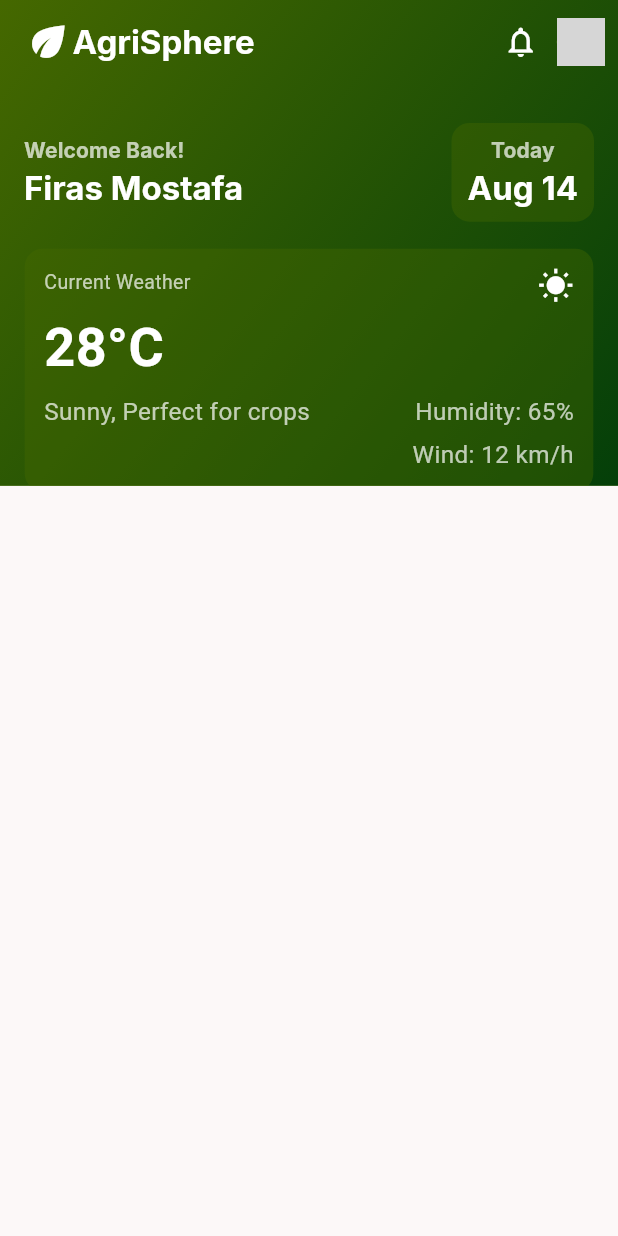
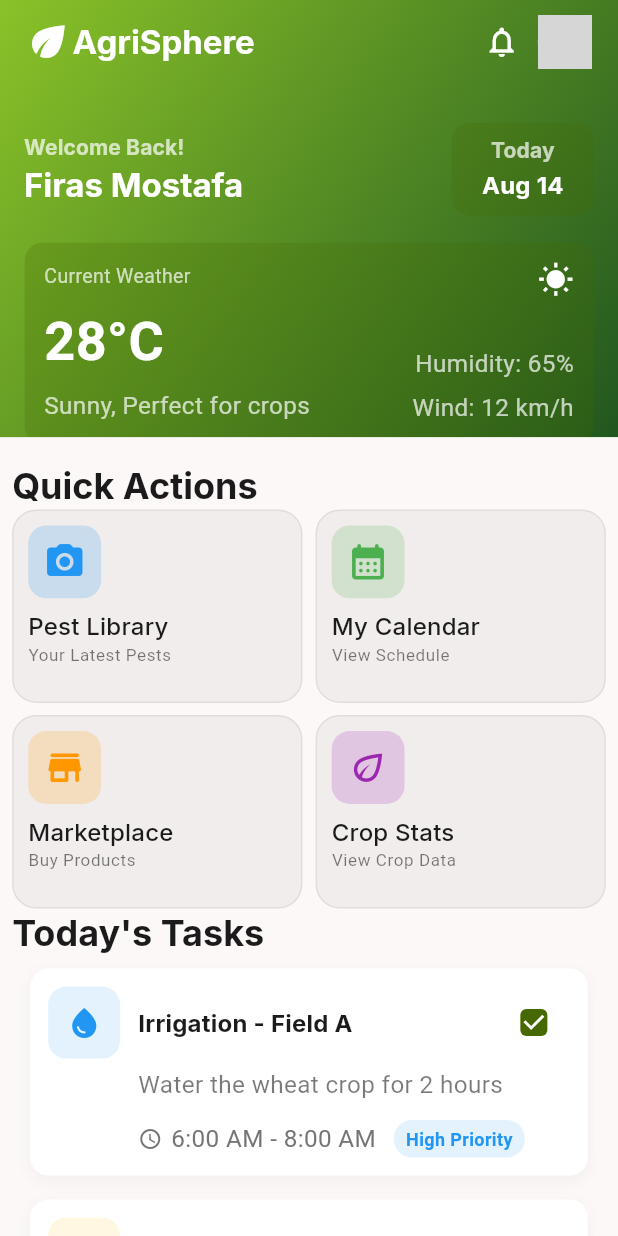
Before and after one commit to firas-mostafa/agri_sphere, a Flutter app: the HomePage screen opened by its route, on a phone screen of 412 x 824 dp. Run offline on Flutter 3.47's test engine with Material 3 defaults, Android fonts, the phone set to English and light mode, and no system bars; our stand-ins replace dartz, dio, equatable, flutter_bloc, flutter_svg, google_fonts and 1 more; accounts and stored records are empty; network calls fail; grey boxes are pictures that could not be loaded.

Commit message:
Add new features to the weather screen: localization updates, quick actions, today tasks, and a farming calendar

```diff
--- a/mobile_app/lib/data/repositories/user_repository.dart
+++ b/mobile_app/lib/data/repositories/user_repository.dart
@@ -18,7 +18,6 @@ class UserRepository {
         EndPoint.login,
         data: {ApiKey.email: email, ApiKey.password: password},
       );
-      print('Response from signIn: $response');
       final SignInModel user = SignInModel.fromJson(response);
       CacheHelper().saveData(key: ApiKey.token, value: user.token);
       return Right(user);
--- a/mobile_app/lib/presentation/home/screens/home_page.dart
+++ b/mobile_app/lib/presentation/home/screens/home_page.dart
@@ -1,7 +1,12 @@
 import 'package:flutter/material.dart';
+import 'package:mobile_app/helpers/localization/app_localizations.dart';
 import 'package:mobile_app/helpers/responsive/size_helper_extension.dart';
+import 'package:mobile_app/helpers/theme/theme_helper_extension.dart';
+import 'package:mobile_app/presentation/home/screens/widgets/farming_calander.dart';
 import 'package:mobile_app/presentation/home/screens/widgets/header.dart';
 import 'package:mobile_app/presentation/home/screens/widgets/my_sliver_app_bar.dart';
+import 'package:mobile_app/presentation/home/screens/widgets/quick_actions.dart';
+import 'package:mobile_app/presentation/home/screens/widgets/today_tasks.dart';
 
 class HomePage extends StatelessWidget {
   const HomePage({super.key});
@@ -13,7 +18,38 @@ class HomePage extends StatelessWidget {
         headerSliverBuilder: (context, builder) => [
           MySliverAppBar(child: Header()),
         ],
-        body: ListView(children: [SizedBox(height: context.setHeight(50))]),
+        body: Padding(
+          padding: EdgeInsets.symmetric(horizontal: context.setMineSize(10)),
+          child: SingleChildScrollView(
+            child: Column(
+              crossAxisAlignment: CrossAxisAlignment.start,
+              children: [
+                SizedBox(height: context.setHeight(20)),
+                Text(
+                  'quick_actions'.tr(context),
+                  style: context.textTheme.headlineSmall!.copyWith(
+                    fontWeight: FontWeight.bold,
+                  ),
+                ),
+                QuickActions(),
+                Text(
+                  'today_tasks'.tr(context),
+                  style: context.textTheme.headlineSmall!.copyWith(
+                    fontWeight: FontWeight.bold,
+                  ),
+                ),
+                TodayTasks(),
+                Text(
+                  'farming_calander'.tr(context),
+                  style: context.textTheme.headlineSmall!.copyWith(
+                    fontWeight: FontWeight.bold,
+                  ),
+                ),
+                FarmingCalander(),
+              ],
+            ),
+          ),
+        ),
       ),
     );
   }
--- a/mobile_app/lib/presentation/home/screens/widgets/header.dart
+++ b/mobile_app/lib/presentation/home/screens/widgets/header.dart
@@ -11,7 +11,10 @@ class Header extends StatelessWidget {
       width: double.infinity,
       decoration: BoxDecoration(
         gradient: LinearGradient(
-          colors: [context.colorScheme.primary, context.colorScheme.secondary],
+          colors: [
+            context.colorScheme.primaryContainer,
+            context.colorScheme.secondaryContainer,
+          ],
           begin: Alignment.topLeft,
           end: Alignment.bottomRight,
         ),
@@ -52,7 +55,7 @@ class Header extends StatelessWidget {
                 child: Container(
                   padding: EdgeInsets.all(context.setMineSize(10)),
                   decoration: BoxDecoration(
-                    color: context.colorScheme.primary.withAlpha(100),
+                    color: context.colorScheme.primary.withAlpha(60),
                     borderRadius: BorderRadius.circular(12),
                   ),
                   child: Column(
@@ -67,7 +70,7 @@ class Header extends StatelessWidget {
                       SizedBox(height: context.setHeight(2)),
                       Text(
                         "Aug 14",
-                        style: context.textTheme.titleLarge!.copyWith(
+                        style: context.textTheme.titleMedium!.copyWith(
                           color: context.colorScheme.onPrimary,
                           fontWeight: FontWeight.bold,
                         ),
@@ -85,7 +88,7 @@ class Header extends StatelessWidget {
               width: context.screenWidth * 0.92,
               padding: EdgeInsets.all(context.setMineSize(16)),
               decoration: BoxDecoration(
-                color: context.colorScheme.primary.withAlpha(100),
+                color: context.colorScheme.primary.withAlpha(60),
                 borderRadius: BorderRadius.circular(12),
               ),
               child: Row(
@@ -132,7 +135,7 @@ class Header extends StatelessWidget {
                           color: context.colorScheme.onPrimary,
                           size: 24,
                         ),
-                        SizedBox(height: 60),
+                        SizedBox(height: context.setHeight(40)),
                         Text(
                           'Humidity: 65%',
                           style: TextStyle(
--- /dev/null
+++ b/mobile_app/lib/presentation/home/screens/widgets/quick_actions.dart
@@ -0,0 +1,94 @@
+import 'package:flutter/material.dart';
+import 'package:mobile_app/helpers/localization/app_localizations.dart';
+import 'package:mobile_app/helpers/responsive/size_helper_extension.dart';
+import 'package:mobile_app/helpers/theme/theme_helper_extension.dart';
+
+class QuickActions extends StatelessWidget {
+  const QuickActions({super.key});
+
+  @override
+  Widget build(BuildContext context) {
+    List<String> actions = [
+      'pest_library'.tr(context),
+      'my_calendar'.tr(context),
+      'marketplace'.tr(context),
+      'crop_stats'.tr(context),
+    ];
+    List<String> actionDescription = [
+      'your_leatest_pests'.tr(context),
+      'view_schedule'.tr(context),
+      'buy_products'.tr(context),
+      'view_crop_data'.tr(context),
+    ];
+
+    List<IconData> actionIcons = [
+      Icons.camera_alt_rounded,
+      Icons.calendar_month_rounded,
+      Icons.store_rounded,
+      Icons.eco_outlined,
+    ];
+
+    List<Color> actionColors = [
+      Colors.blue,
+      Colors.green,
+      Colors.orange,
+      Colors.purple,
+    ];
+
+    return GridView.builder(
+      shrinkWrap: true,
+      physics: const NeverScrollableScrollPhysics(),
+      gridDelegate: SliverGridDelegateWithFixedCrossAxisCount(
+        crossAxisCount: 2,
+        crossAxisSpacing: context.setWidth(10),
+        mainAxisSpacing: context.setHeight(10),
+        childAspectRatio: 3 / 2,
+      ),
+      itemCount: 4,
+      itemBuilder: (context, index) {
+        return Container(
+          padding: EdgeInsets.all(context.setMineSize(12)),
+          decoration: BoxDecoration(
+            borderRadius: BorderRadius.circular(16),
+            color: context.colorScheme.surfaceContainer,
+            border: Border.all(
+              color: context.colorScheme.onSurface.withAlpha(20),
+            ),
+          ),
+          child: Column(
+            mainAxisAlignment: MainAxisAlignment.start,
+            crossAxisAlignment: CrossAxisAlignment.start,
+            children: [
+              Container(
+                width: context.setMineSize(60),
+                height: context.setMineSize(60),
+                decoration: BoxDecoration(
+                  color: actionColors[index].withAlpha(50),
+                  borderRadius: BorderRadius.circular(12),
+                ),
+                child: Icon(
+                  actionIcons[index],
+                  color: actionColors[index],
+                  size: context.setHeight(35),
+                ),
+              ),
+              SizedBox(height: context.setHeight(8)),
+              Text(
+                actions[index],
+                style: context.textTheme.titleMedium!.copyWith(
+                  color: context.colorScheme.onSurface,
+                ),
+              ),
+              Text(
+                actionDescription[index],
+                style: context.textTheme.bodySmall!.copyWith(
+                  color: context.colorScheme.onSurface.withAlpha(150),
+                ),
+              ),
+            ],
+          ),
+        );
+      },
+    );
+  }
+}
--- /dev/null
+++ b/mobile_app/lib/presentation/home/screens/widgets/today_tasks.dart
@@ -0,0 +1,165 @@
+import 'package:flutter/material.dart';
+import 'package:mobile_app/helpers/theme/theme_helper_extension.dart';
+
+class TodayTasks extends StatefulWidget {
+  const TodayTasks({super.key});
+
+  @override
+  State<TodayTasks> createState() => _TodayTasksState();
+}
+
+class _TodayTasksState extends State<TodayTasks> {
+  @override
+  Widget build(BuildContext context) {
+    final tasks = [
+      {
+        'title': 'Irrigation - Field A',
+        'subtitle': 'Water the wheat crop for 2 hours',
+        'time': '6:00 AM - 8:00 AM',
+        'priority': 'High Priority',
+        'priorityColor': Colors.blue,
+        'icon': Icons.water_drop,
+      },
+      {
+        'title': 'Fertilizer Application',
+        'subtitle': 'Apply NPK fertilizer to corn field',
+        'time': '10:00 AM - 12:00 PM',
+        'priority': 'Medium',
+        'priorityColor': Colors.amber,
+        'icon': Icons.grass,
+      },
+      {
+        'title': 'Pest Monitoring',
+        'subtitle': 'Check for aphids in tomato section',
+        'time': '2:00 PM - 3:00 PM',
+        'priority': 'Low',
+        'priorityColor': Colors.green,
+        'icon': Icons.bug_report,
+      },
+    ];
+
+    // maintain a per-item checked state
+    final checked = List<bool>.filled(tasks.length, false);
+
+    return Column(
+      children: List.generate(tasks.length, (index) {
+        final t = tasks[index];
+        return Padding(
+          padding: const EdgeInsets.symmetric(vertical: 8.0, horizontal: 12.0),
+          child: Container(
+            decoration: BoxDecoration(
+              color: Colors.white,
+              borderRadius: BorderRadius.circular(12),
+              boxShadow: [
+                BoxShadow(
+                  color: Colors.black.withOpacity(0.04),
+                  blurRadius: 8,
+                  offset: const Offset(0, 3),
+                ),
+              ],
+            ),
+            child: Padding(
+              padding: const EdgeInsets.all(12.0),
+              child: Row(
+                crossAxisAlignment: CrossAxisAlignment.start,
+                children: [
+                  Container(
+                    width: 48,
+                    height: 48,
+                    decoration: BoxDecoration(
+                      color: (t['priorityColor'] as Color).withOpacity(0.12),
+                      borderRadius: BorderRadius.circular(12),
+                    ),
+                    child: Icon(
+                      t['icon'] as IconData,
+                      color: t['priorityColor'] as Color,
+                    ),
+                  ),
+                  const SizedBox(width: 12),
+                  Expanded(
+                    child: Column(
+                      crossAxisAlignment: CrossAxisAlignment.start,
+                      children: [
+                        Row(
+                          children: [
+                            Expanded(
+                              child: Text(
+                                t['title'] as String,
+                                style: context.textTheme.titleMedium!.copyWith(
+                                  fontWeight: FontWeight.bold,
+                                ),
+                              ),
+                            ),
+                            StatefulBuilder(
+                              builder: (context, setLocalState) {
+                                return Checkbox(
+                                  value: true,
+                                  onChanged: (v) {
+                                    setLocalState(
+                                      () => checked[index] = v ?? true,
+                                    );
+                                    // also update parent if needed
+                                    setState(() {});
+                                  },
+                                  shape: RoundedRectangleBorder(
+                                    borderRadius: BorderRadius.circular(4),
+                                  ),
+                                );
+                              },
+                            ),
+                          ],
+                        ),
+                        const SizedBox(height: 6),
+                        Text(
+                          t['subtitle'] as String,
+                          style: context.textTheme.bodyMedium!.copyWith(
+                            color: context.colorScheme.onSurface.withAlpha(150),
+                          ),
+                        ),
+                        const SizedBox(height: 12),
+                        Row(
+                          children: [
+                            Icon(
+                              Icons.access_time,
+                              size: 16,
+                              color: Colors.grey[600],
+                            ),
+                            const SizedBox(width: 6),
+                            Text(
+                              t['time'] as String,
+                              style: TextStyle(color: Colors.grey[600]),
+                            ),
+                            const SizedBox(width: 12),
+                            Container(
+                              padding: const EdgeInsets.symmetric(
+                                horizontal: 8,
+                                vertical: 4,
+                              ),
+                              decoration: BoxDecoration(
+                                color: (t['priorityColor'] as Color)
+                                    .withOpacity(0.12),
+                                borderRadius: BorderRadius.circular(12),
+                              ),
+                              child: Text(
+                                t['priority'] as String,
+                                style: TextStyle(
+                                  color: t['priorityColor'] as Color,
+                                  fontSize: 12,
+                                  fontWeight: FontWeight.w600,
+                                ),
+                              ),
+                            ),
+                          ],
+                        ),
+                      ],
+                    ),
+                  ),
+                ],
+              ),
+            ),
+          ),
+        );
+      }),
+    );
+  }
+}
--- a/mobile_app/lib/presentation/splash/splash_screen.dart
+++ b/mobile_app/lib/presentation/splash/splash_screen.dart
@@ -21,11 +21,6 @@ class _SplashScreenState extends State<SplashScreen> {
     await Future.delayed(const Duration(seconds: 3));
     final String? token = CacheHelper().getDataString(ApiKey.token);
     final bool isLoggedIn = token != null && token.isNotEmpty;
-    print(
-      isLoggedIn
-          ? 'User is logged in with token: $token'
-          : 'User is not logged in, token is null or empty',
-    );
     if (mounted) {
       Navigator.pushReplacementNamed(
         context,
```
Also changed, not shown: mobile_app/assets/lang/ar.json (+12 -1 lines), mobile_app/assets/lang/en.json (+12 -1 lines), mobile_app/lib/presentation/home/screens/widgets/farming_calander.dart (added, +211 -0 lines), mobile_app/lib/presentation/home/screens/widgets/my_sliver_app_bar.dart (+4 -5 lines).
